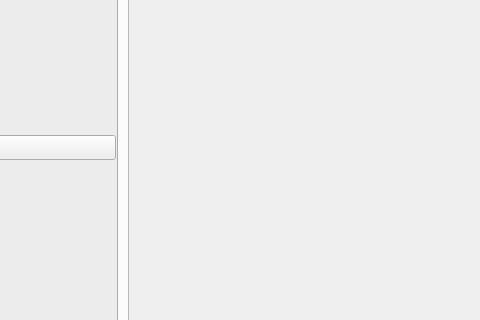
Above: tools/character_search/character_search.ui from Wseop/Qt_LoaTools before the change; both pictures show x 207 to 687 and y 216 to 536 of the 1128 by 667 pixel window. Below: the same form after it.
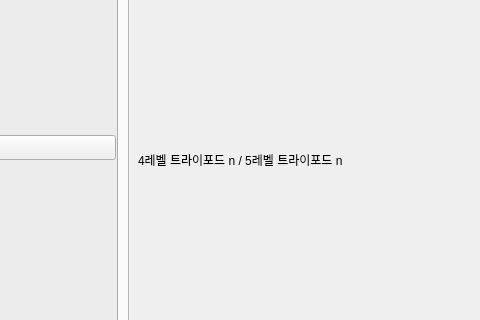
That is the form after the change. The open tabs and pages were chosen to show the change.

Commit message: FEAT:Add enabled tripod status info

Patch:
```diff
--- a/tools/character_search/character_search.ui
+++ b/tools/character_search/character_search.ui
@@ -188,6 +188,13 @@
                 <property name="spacing">
                  <number>1</number>
                 </property>
+                <item>
+                 <widget class="QLabel" name="lbTripodStatus">
+                  <property name="text">
+                   <string>4레벨 트라이포드 n / 5레벨 트라이포드 n</string>
+                  </property>
+                 </widget>
+                </item>
                </layout>
               </widget>
              </widget>
```
The commit also changes 1 other file.
